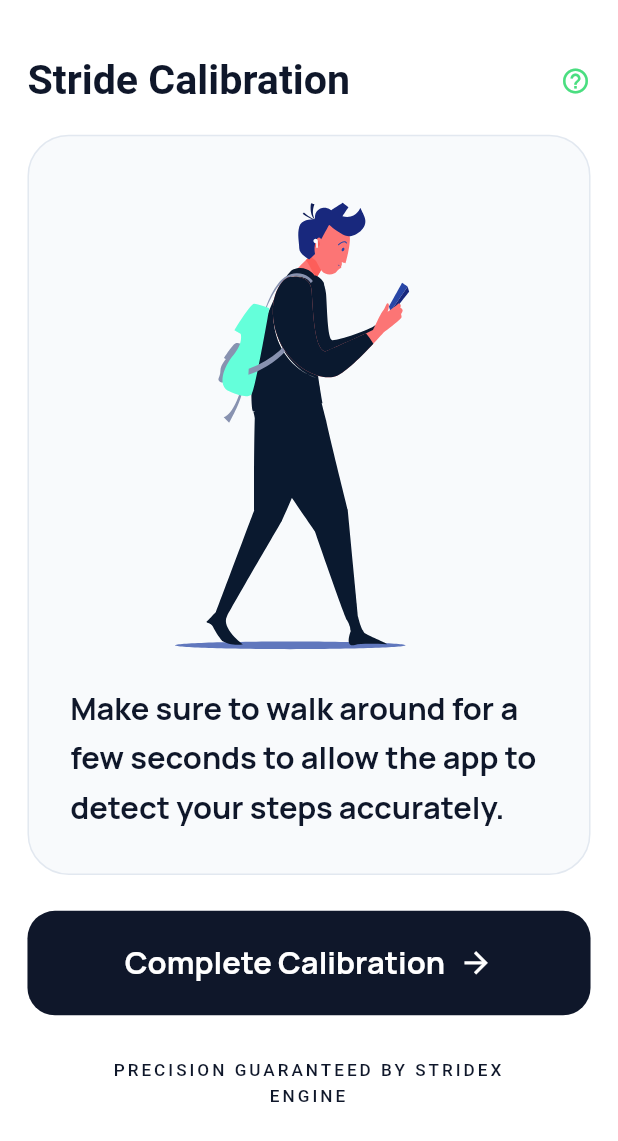
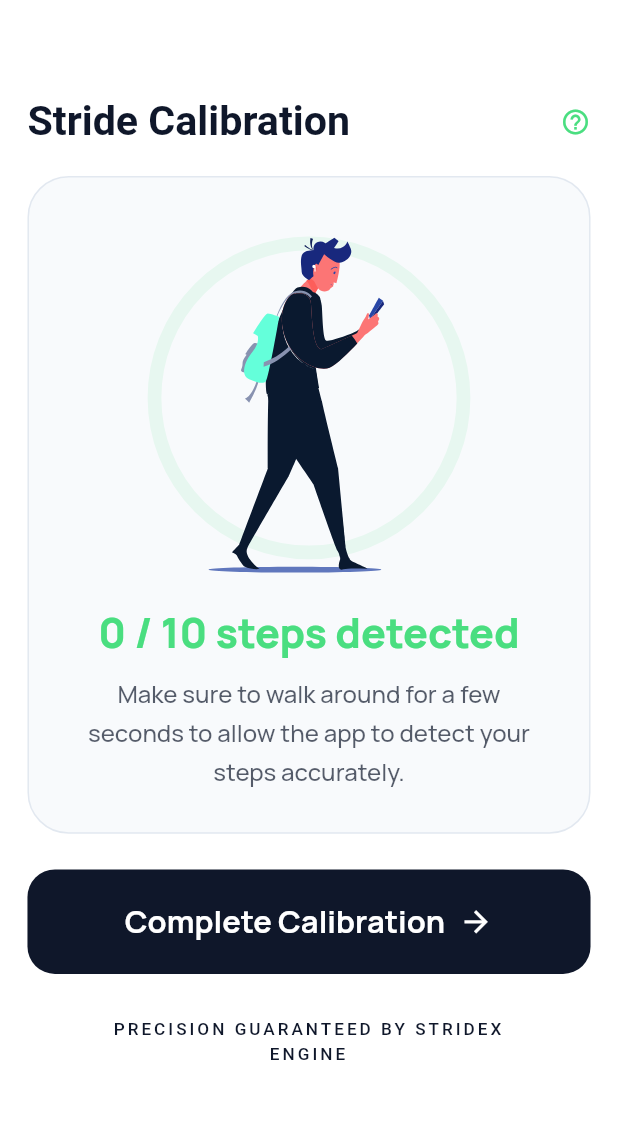
Before and after one commit to MG-B17/STRIDE-X, a Flutter app: the CalibrationScreen screen opened by its route, after a tap on "START CALIBRATION WALK", on a phone screen of 412 x 824 dp. Shown: the top 1141 px of the screen. Run offline on Flutter 3.47's test engine with Material 3 defaults, Android fonts, the phone set to English and light mode, and no system bars; drawn by our look-alikes of lottie; our stand-ins replace dartz, equatable, flutter_bloc, flutter_screenutil, flutter_svg, get_it and 7 more; accounts and stored records are empty.

Commit message:
update calibration ui

```diff
--- a/lib/features/calibration/presentation/controller/calibration_cubit.dart
+++ b/lib/features/calibration/presentation/controller/calibration_cubit.dart
@@ -46,7 +46,6 @@ class CalibrationCubit extends Cubit<CalibrationState> {
         realSteps: defaultCalibrationSteps,
         detectedSteps: detectedSteps,
       );
-      print('Calibration factor: ${entity.factor}');
       await calibrationRepository.saveFactor(factor: entity.factor);
       emit(CalibrationSuccess(entity.factor));
       stopListening();
@@ -67,8 +66,14 @@ class CalibrationCubit extends Cubit<CalibrationState> {
           emit(CalibrationStreamFail(failure.message));
         },
         (stepCount) {
-             initialSteps ??= stepCount;
+          if (initialSteps == null) {
+            initialSteps = stepCount;
             currentSteps = stepCount;
+          } else {
+            currentSteps = stepCount;
+          }
+          final int detected = currentSteps - initialSteps!;
+          emit(CalibrationStreamSuccess(detected));
         },
       );
     });
--- a/lib/features/calibration/presentation/screens/calibration_screen.dart
+++ b/lib/features/calibration/presentation/screens/calibration_screen.dart
@@ -90,9 +90,10 @@ class _CalibrationScreenState extends State<CalibrationScreen> {
           CalibrationCubit.get(context).startListening();
         },
       );
-    } else if (state is CalibrationLoading ||
-        state is CalibrationStreamSuccess) {
-      return const CalibrationProgressWidget();
+    } else if (state is CalibrationLoading) {
+      return const CalibrationProgressWidget(steps: 0);
+    } else if (state is CalibrationStreamSuccess) {
+      return CalibrationProgressWidget(steps: state.steps);
     } else if (state is CalibrationStreamFail) {
       return Text(state.message);
     } else if (state is CalibrationSuccess) {
--- a/lib/features/calibration/presentation/widgets/calibration_progress_widget.dart
+++ b/lib/features/calibration/presentation/widgets/calibration_progress_widget.dart
@@ -4,21 +4,47 @@ import 'package:lottie/lottie.dart';
 import 'package:stridex/core/utils/extentions.dart';
 
 class CalibrationProgressWidget extends StatelessWidget {
-  const CalibrationProgressWidget({super.key});
+  final int steps;
+  const CalibrationProgressWidget({super.key, required this.steps});
 
   @override
   Widget build(BuildContext context) {
     return Column(
       crossAxisAlignment: CrossAxisAlignment.center,
       children: [
-        LottieBuilder.asset("assets/lottie/Teen Walking.json"),
+        SizedBox(
+          height: 200.h,
+          child: Stack(
+            alignment: Alignment.center,
+            children: [
+              SizedBox(
+                width: 180.w,
+                height: 180.w,
+                child: CircularProgressIndicator(
+                  value: (steps / 10).clamp(0.0, 1.0),
+                  strokeWidth: 8.w,
+                  backgroundColor: context.colorScheme.primaryContainer,
+                  color: context.colorScheme.primary,
+                ),
+              ),
+              LottieBuilder.asset("assets/lottie/Teen Walking.json"),
+            ],
+          ),
+        ),
         SizedBox(height: 16.h),
         Text(
+          "$steps / 10 steps detected",
+          style: context.textTheme.headlineMedium?.copyWith(
+            color: context.colorScheme.primary,
+            fontWeight: FontWeight.w800,
+          ),
+        ),
+        SizedBox(height: 8.h),
+        Text(
           "Make sure to walk around for a few seconds to allow the app to detect your steps accurately.",
-          style: context.textTheme.bodyLarge?.copyWith(
-            color: context.colorScheme.onSurface,
-            fontSize: 18.sp,
-            fontWeight: FontWeight.w700,
+          textAlign: TextAlign.center,
+          style: context.textTheme.bodyMedium?.copyWith(
+            color: context.colorScheme.onSurface.withValues(alpha: 0.7),
           ),
         ),
       ],
```
Also changed, not shown: lib/bloc_observer.dart (+7 -6 lines). Lines whose indentation alone changed are shown as unchanged.
